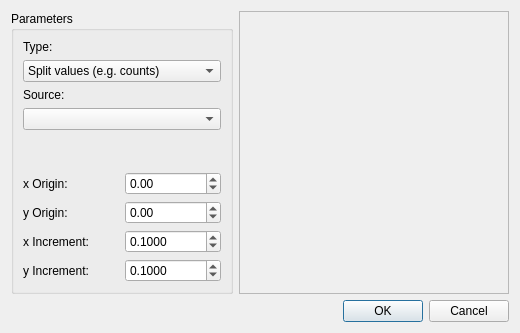
This is ui/radialint.ui in tweber-ill/frm_mirror-miezetools as Qt 5 draws it before an edit. The edited form follows.
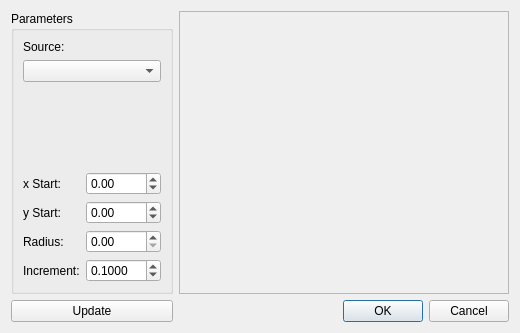
This is the edited form.

Diff of the .ui file:
```diff
--- a/ui/radialint.ui
+++ b/ui/radialint.ui
@@ -20,90 +20,49 @@
       <string>Parameters</string>
      </property>
      <layout class="QGridLayout" name="gridLayout">
-      <item row="8" column="0">
-       <widget class="QLabel" name="label_5">
-        <property name="text">
-         <string>y Increment:</string>
-        </property>
-       </widget>
-      </item>
-      <item row="7" column="0">
-       <widget class="QLabel" name="label_4">
-        <property name="text">
-         <string>x Increment:</string>
-        </property>
-       </widget>
-      </item>
       <item row="6" column="0">
+       <widget class="QLabel" name="label_4">
+        <property name="text">
+         <string>Increment:</string>
+        </property>
+       </widget>
+      </item>
+      <item row="4" column="0">
        <widget class="QLabel" name="label_3">
         <property name="text">
-         <string>y Origin:</string>
+         <string>y Start:</string>
         </property>
        </widget>
       </item>
-      <item row="6" column="1">
+      <item row="4" column="1">
        <widget class="QDoubleSpinBox" name="spinY">
         <property name="minimum">
-         <double>-999.000000000000000</double>
+         <double>-9999.000000000000000</double>
         </property>
         <property name="maximum">
-         <double>999.000000000000000</double>
+         <double>9999.000000000000000</double>
         </property>
        </widget>
       </item>
-      <item row="8" column="1">
-       <widget class="QDoubleSpinBox" name="spinYInc">
-        <property name="decimals">
-         <number>4</number>
-        </property>
-        <property name="singleStep">
-         <double>0.100000000000000</double>
-        </property>
-        <property name="value">
-         <double>0.100000000000000</double>
-        </property>
-       </widget>
-      </item>
-      <item row="1" column="0" colspan="2">
-       <widget class="QComboBox" name="comboType">
-        <item>
-         <property name="text">
-          <string>Split values (e.g. counts)</string>
-         </property>
-        </item>
-        <item>
-         <property name="text">
-          <string>Average values (e.g. contrasts)</string>
-         </property>
-        </item>
-       </widget>
-      </item>
-      <item row="5" column="0">
+      <item row="3" column="0">
        <widget class="QLabel" name="label_2">
         <property name="text">
-         <string>x Origin:</string>
+         <string>x Start:</string>
         </property>
        </widget>
       </item>
-      <item row="5" column="1">
+      <item row="3" column="1">
        <widget class="QDoubleSpinBox" name="spinX">
         <property name="minimum">
-         <double>-999.000000000000000</double>
+         <double>-9999.000000000000000</double>
         </property>
         <property name="maximum">
-         <double>999.000000000000000</double>
+         <double>9999.000000000000000</double>
         </property>
        </widget>
       </item>
-      <item row="0" column="0">
-       <widget class="QLabel" name="label">
-        <property name="text">
-         <string>Type:</string>
-        </property>
-       </widget>
-      </item>
-      <item row="7" column="1">
-       <widget class="QDoubleSpinBox" name="spinXInc">
+      <item row="6" column="1">
+       <widget class="QDoubleSpinBox" name="spinInc">
         <property name="decimals">
          <number>4</number>
         </property>
@@ -115,7 +74,7 @@
         </property>
        </widget>
       </item>
-      <item row="4" column="0">
+      <item row="2" column="0">
        <spacer name="verticalSpacer">
         <property name="orientation">
          <enum>Qt::Vertical</enum>
@@ -128,16 +87,33 @@
         </property>
        </spacer>
       </item>
-      <item row="2" column="0">
+      <item row="0" column="0">
        <widget class="QLabel" name="label_6">
         <property name="text">
          <string>Source:</string>
         </property>
        </widget>
       </item>
-      <item row="3" column="0" colspan="2">
+      <item row="1" column="0" colspan="2">
        <widget class="QComboBox" name="comboSrc"/>
       </item>
+      <item row="5" column="0">
+       <widget class="QLabel" name="label">
+        <property name="text">
+         <string>Radius:</string>
+        </property>
+       </widget>
+      </item>
+      <item row="5" column="1">
+       <widget class="QDoubleSpinBox" name="spinRadius">
+        <property name="minimum">
+         <double>0.000000000000000</double>
+        </property>
+        <property name="maximum">
+         <double>9999.000000000000000</double>
+        </property>
+       </widget>
+      </item>
      </layout>
     </widget>
    </item>
@@ -161,6 +137,13 @@
      </property>
     </widget>
    </item>
+   <item row="1" column="0">
+    <widget class="QPushButton" name="btnCalc">
+     <property name="text">
+      <string>Update</string>
+     </property>
+    </widget>
+   </item>
   </layout>
  </widget>
  <tabstops>
```
Left out of the diff: 6 changed lines with no effect on the pictures.
